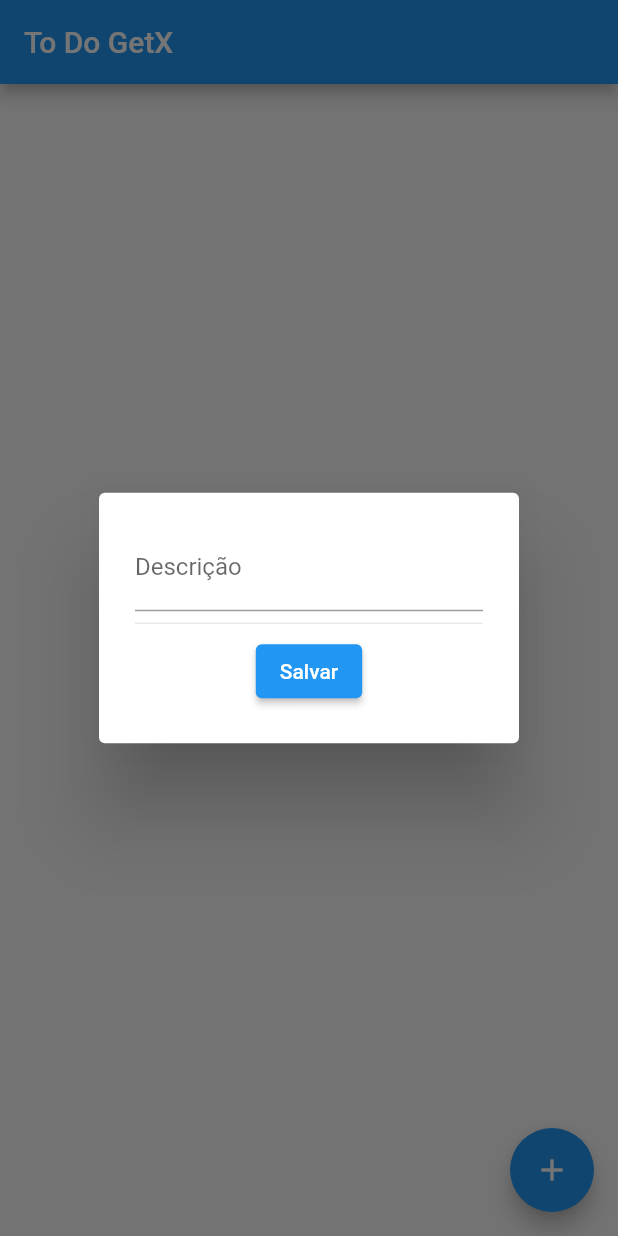
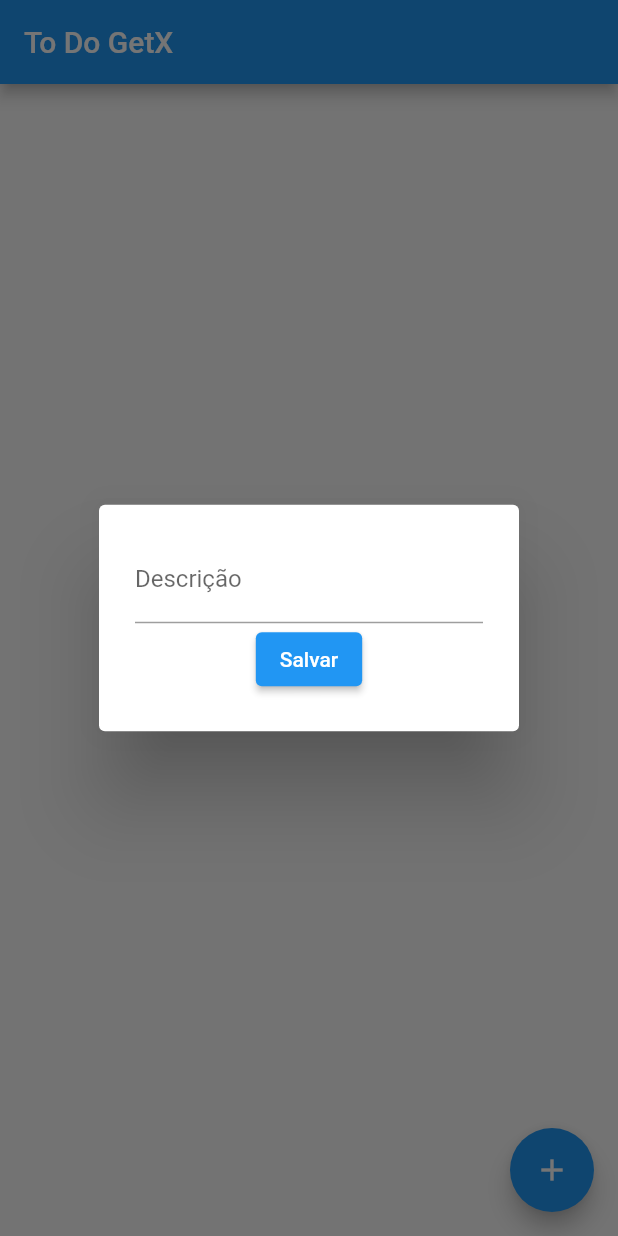
Before and after one commit to italoevan/todo-with-getx, a Flutter app: the screen it shows after launch, after a tap on the "add" icon, on a phone screen of 412 x 824 dp. Run offline on Flutter 3.47's test engine with Material 2 defaults, Android fonts, the phone set to English and light mode, and no system bars; our stand-ins replace get, sqflite; accounts and stored records are empty.

Commit message:
adding home_exports

```diff
--- a/lib/features/home/home_bindings.dart
+++ b/lib/features/home/home_bindings.dart
@@ -1,6 +1,5 @@
 import 'package:get/get.dart';
-import 'package:to_do_getx/features/home/navigator/home_navigator.dart';
-import 'package:to_do_getx/features/home/screens/home_screen/home_controller.dart';
+import './home_exports.dart';
 
 class HomeBindings implements Bindings {
   @override
--- /dev/null
+++ b/lib/features/home/home_exports.dart
@@ -0,0 +1,2 @@
+export './navigator/home_navigator.dart';
+export './screens/home_screen/home_controller.dart';
--- a/lib/features/home/screens/home_screen/components/home_dialog_component.dart
+++ b/lib/features/home/screens/home_screen/components/home_dialog_component.dart
@@ -22,7 +22,6 @@ class HomeDialogComponent extends StatelessWidget {
               decoration: InputDecoration(labelText: "Descrição"),
               controller: controller,
             ),
-            Divider(),
             ElevatedButton(onPressed: () => onTap(), child: Text(buttonText))
           ],
         ),
```
